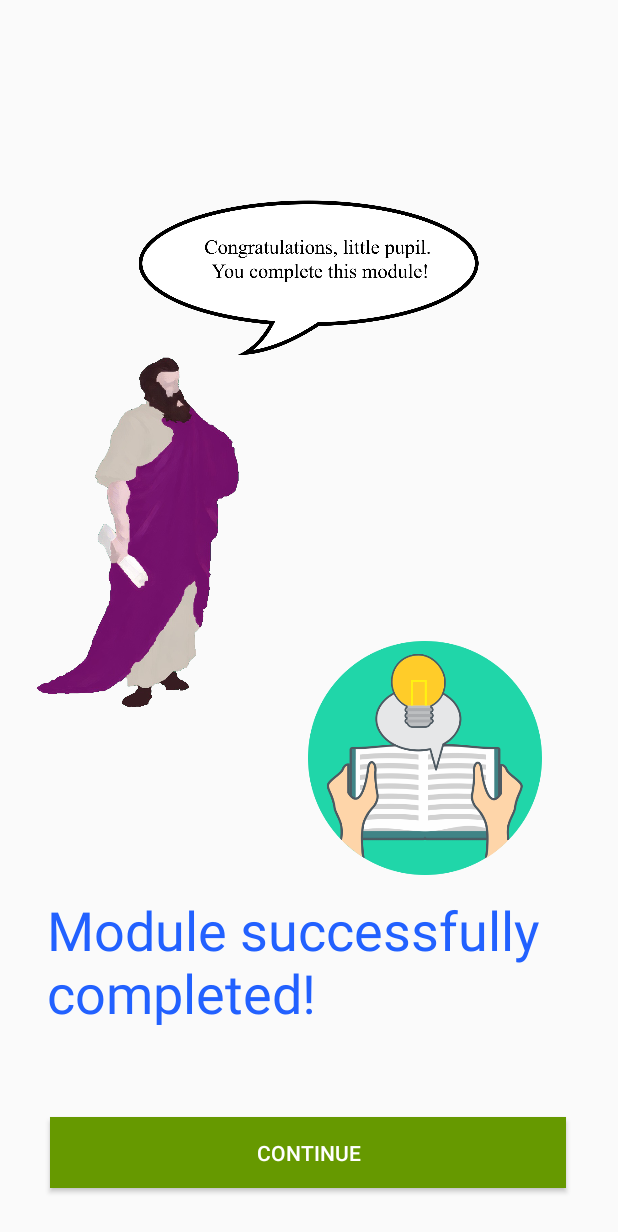
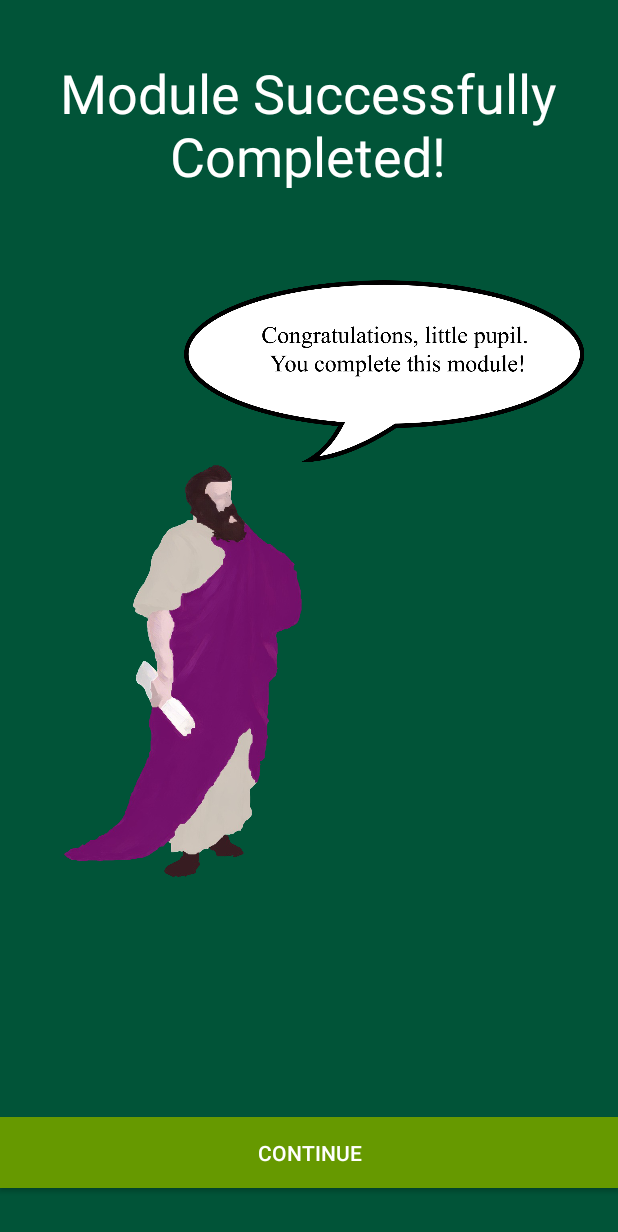
Before and after one commit to gomes717/SpaceApps, an Android app: the FinalLesson screen opened directly, with no data from a screen before it, on a phone screen of 412 x 824 dp. Shown: the top 1232 px of the screen. Run offline under Robolectric (Android 15) with nearby library versions, the phone set to English and light mode, and no system bars.

Commit message:
Improved completed course screen

```diff
--- a/app/src/main/res/layout/activity_final_lesson.xml
+++ b/app/src/main/res/layout/activity_final_lesson.xml
@@ -6,9 +6,19 @@
     android:layout_height="match_parent"
     tools:context=".activity.FinalLesson">
 
+    <View
+        android:id="@+id/view"
+        android:layout_width="wrap_content"
+        android:layout_height="wrap_content"
+        android:background="#015438"
+        app:layout_constraintBottom_toBottomOf="parent"
+        app:layout_constraintEnd_toEndOf="parent"
+        app:layout_constraintStart_toStartOf="parent"
+        app:layout_constraintTop_toTopOf="parent" />
+
     <Button
         android:id="@+id/button2"
-        android:layout_width="344dp"
+        android:layout_width="0dp"
         android:layout_height="47dp"
         android:layout_marginBottom="32dp"
         android:background="@android:color/holo_green_dark"
@@ -24,33 +34,28 @@
         android:id="@+id/textView"
         android:layout_width="346dp"
         android:layout_height="117dp"
-        android:layout_marginBottom="32dp"
-        android:text="Module successfully completed!"
-        android:textColor="#2261FF"
+        android:layout_marginTop="24dp"
+        android:gravity="center"
+        android:text="Module Successfully Completed!"
+        android:textAppearance="@style/TextAppearance.AppCompat.Display2"
+        android:textColor="@color/colorWhite"
         android:textSize="36sp"
-        app:layout_constraintBottom_toTopOf="@+id/button2"
         app:layout_constraintEnd_toEndOf="parent"
-        app:layout_constraintHorizontal_bias="0.476"
-        app:layout_constraintStart_toStartOf="parent" />
-
-    <ImageView
-        android:id="@+id/imageView13"
-        android:layout_width="156dp"
-        android:layout_height="180dp"
-        app:layout_constraintBottom_toTopOf="@+id/textView"
-        app:layout_constraintEnd_toEndOf="parent"
-        app:layout_constraintHorizontal_bias="0.803"
+        app:layout_constraintHorizontal_bias="0.492"
         app:layout_constraintStart_toStartOf="parent"
-        app:srcCompat="@mipmap/conhecimento" />
+        app:layout_constraintTop_toTopOf="parent" />
 
     <ImageView
         android:id="@+id/imageView14"
-        android:layout_width="380dp"
-        android:layout_height="704dp"
-        android:layout_marginBottom="84dp"
-        app:layout_constraintBottom_toTopOf="@+id/button2"
+        android:layout_width="447dp"
+        android:layout_height="779dp"
+        android:layout_marginStart="32dp"
+        android:layout_marginLeft="32dp"
+        android:layout_marginTop="4dp"
+        android:scaleType="fitCenter"
         app:layout_constraintEnd_toEndOf="parent"
-        app:layout_constraintHorizontal_bias="0.483"
+        app:layout_constraintHorizontal_bias="0.0"
         app:layout_constraintStart_toStartOf="parent"
+        app:layout_constraintTop_toTopOf="parent"
         app:srcCompat="@mipmap/pilhospeaking" />
 </androidx.constraintlayout.widget.ConstraintLayout>
--- a/app/src/main/res/layout/activity_question.xml
+++ b/app/src/main/res/layout/activity_question.xml
@@ -78,11 +78,12 @@
         android:id="@+id/questaoText"
         android:layout_width="105dp"
         android:layout_height="34dp"
+        android:layout_marginStart="16dp"
+        android:layout_marginLeft="16dp"
         android:background="@color/cardview_shadow_start_color"
         android:text="Question 1:"
         android:textSize="18sp"
         app:layout_constraintEnd_toStartOf="@+id/progressBar"
-        app:layout_constraintHorizontal_bias="0.0"
         app:layout_constraintStart_toStartOf="parent"
         app:layout_constraintTop_toTopOf="parent" />
 
@@ -90,10 +91,15 @@
         android:id="@+id/X"
         android:layout_width="40dp"
         android:layout_height="34dp"
+        android:layout_marginStart="2dp"
+        android:layout_marginLeft="2dp"
+        android:layout_marginEnd="16dp"
+        android:layout_marginRight="16dp"
         android:background="@android:drawable/ic_delete"
         android:onClick="pressedExit"
         app:layout_constraintBottom_toTopOf="@+id/questionPlace"
         app:layout_constraintEnd_toEndOf="parent"
+        app:layout_constraintStart_toEndOf="@+id/progressBar"
         app:layout_constraintTop_toTopOf="parent"
         app:layout_constraintVertical_bias="0.0" />
 
@@ -104,8 +110,8 @@
         android:layout_height="34dp"
         android:background="@color/black_overlay"
         app:layout_constraintEnd_toStartOf="@+id/X"
-        app:layout_constraintHorizontal_bias="1.0"
-        app:layout_constraintStart_toStartOf="parent"
+        app:layout_constraintHorizontal_bias="0.0"
+        app:layout_constraintStart_toEndOf="@+id/questaoText"
         app:layout_constraintTop_toTopOf="parent" />
 
     <ImageView
```
